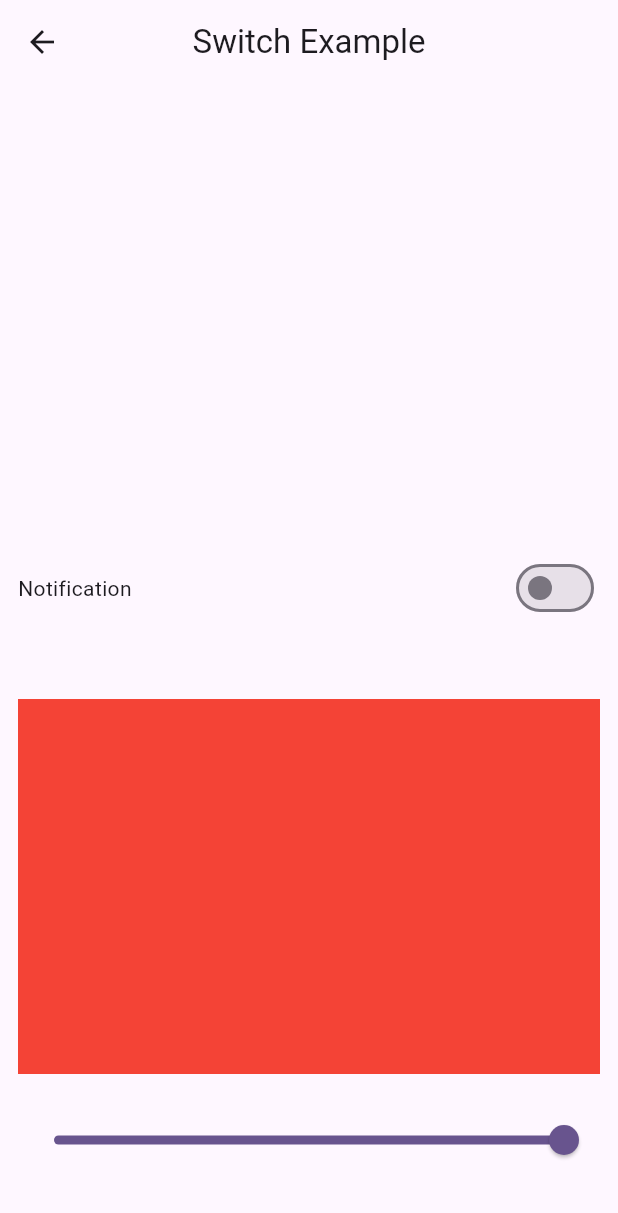
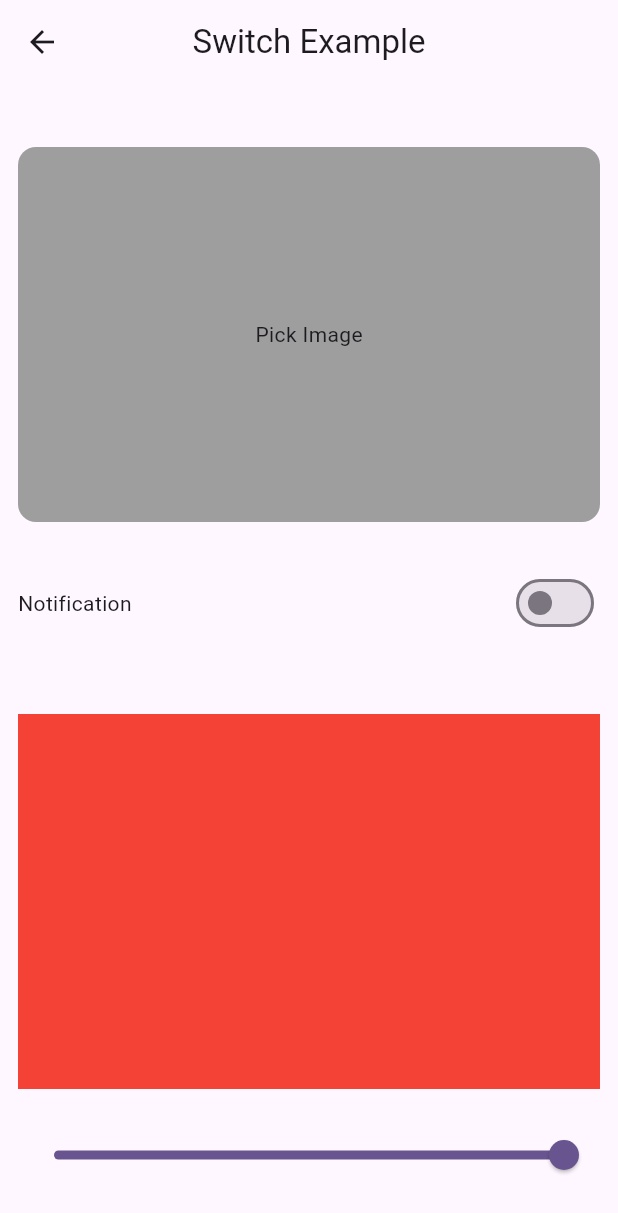
Before and after one commit to usamailyas007/bloc_practice, a Flutter app: the screen it shows after launch, after a tap on "Next", on a phone screen of 412 x 824 dp. Shown: the top 1213 px of the screen. Run offline on Flutter 3.47's test engine with Material 3 defaults, Android fonts, the phone set to English and light mode, and no system bars; our stand-ins replace bloc, equatable, flutter_bloc, image_picker.

Commit message:
add and remove list example

```diff
--- a/lib/Utils/image_picker_utils.dart
+++ b/lib/Utils/image_picker_utils.dart
@@ -0,0 +1,11 @@
+import 'package:image_picker/image_picker.dart';
+
+class ImagePickerUtils{
+  final ImagePicker _picker = ImagePicker();
+
+  Future<XFile?> pickCameraImage() async{
+    final XFile? file = await _picker.pickImage(source: ImageSource.gallery);
+    return file;
+  }
+
+}
--- /dev/null
+++ b/lib/bloc/AddListBloc/list_bloc.dart
@@ -0,0 +1,24 @@
+import 'package:bloc/bloc.dart';
+import 'package:bloc_practice/bloc/AddListBloc/list_event.dart';
+import 'package:bloc_practice/bloc/AddListBloc/list_state.dart';
+import 'package:bloc_practice/bloc/CounterBloc/counter_event.dart';
+import 'package:bloc_practice/bloc/CounterBloc/counter_state.dart';
+
+class ListBloc extends Bloc<ListEvent,ListState> {
+  final List<String> addList = [];
+  ListBloc() : super( ListState()){
+    on<AddListEvent>(addListBloc);
+    on<RemoveListEvent>(removeListBloc);
+  }
+
+  void addListBloc (AddListEvent event, Emitter<ListState> emit){
+    addList.add(event.task);
+    emit(state.copyWith(favouriteList: List.from(addList)));
+  }
+
+  void removeListBloc (RemoveListEvent event, Emitter<ListState> emit){
+    addList.remove(event.task);
+    emit(state.copyWith(favouriteList: List.from(addList)));
+  }
+
+}
--- /dev/null
+++ b/lib/bloc/AddListBloc/list_event.dart
@@ -0,0 +1,24 @@
+import 'package:equatable/equatable.dart';
+
+abstract class ListEvent extends Equatable{
+  const ListEvent();
+
+}
+
+class AddListEvent extends ListEvent {
+  final String task;
+
+  const AddListEvent({required this.task});
+
+  @override
+  List<Object> get props => [task];
+}
+
+class RemoveListEvent extends ListEvent {
+  final Object task;
+
+  const RemoveListEvent({required this.task});
+  @override
+  List<Object> get props => [task];
+
+}
--- /dev/null
+++ b/lib/bloc/AddListBloc/list_state.dart
@@ -0,0 +1,15 @@
+import 'package:equatable/equatable.dart';
+import 'package:image_picker/image_picker.dart';
+
+class ListState extends Equatable {
+  List<String> favouriteList;
+  ListState({this.favouriteList = const []});
+
+  ListState copyWith({List<String>? favouriteList}) {
+    return ListState(favouriteList: favouriteList ?? this.favouriteList);
+  }
+
+  @override
+  // TODO: implement props
+  List<Object?> get props => [favouriteList];
+}
--- a/lib/bloc/ImagePickerBloc/image_bloc.dart
+++ b/lib/bloc/ImagePickerBloc/image_bloc.dart
@@ -0,0 +1,20 @@
+import 'package:bloc/bloc.dart';
+import 'package:bloc_practice/bloc/ImagePickerBloc/image_event.dart';
+import 'package:bloc_practice/bloc/ImagePickerBloc/image_state.dart';
+import 'package:image_picker/image_picker.dart';
+import '../../Utils/image_picker_utils.dart';
+
+class ImagePickerBloc extends Bloc<ImageEvent,ImagePickerState> {
+
+  final ImagePickerUtils imagePickerUtils;
+
+  ImagePickerBloc(this.imagePickerUtils) : super( ImagePickerState()){
+    on<PickCameraImage>(cameraCapture);
+  }
+
+  void cameraCapture (PickCameraImage event, Emitter<ImagePickerState> emit) async{
+    XFile? file = await imagePickerUtils.pickCameraImage();
+    emit(state.copyWith(file: file));
+  }
+
+}
--- a/lib/bloc/ImagePickerBloc/image_event.dart
+++ b/lib/bloc/ImagePickerBloc/image_event.dart
@@ -0,0 +1,14 @@
+import 'package:equatable/equatable.dart';
+import 'package:image_picker/image_picker.dart';
+
+abstract class ImageEvent extends Equatable{
+  const ImageEvent();
+  @override
+  List<Object> get props => [];
+}
+
+class PickCameraImage extends ImageEvent {}
+
+class PickGalleryImage extends ImageEvent {
+
+}
--- a/lib/bloc/ImagePickerBloc/image_state.dart
+++ b/lib/bloc/ImagePickerBloc/image_state.dart
@@ -0,0 +1,15 @@
+import 'package:equatable/equatable.dart';
+import 'package:image_picker/image_picker.dart';
+
+class ImagePickerState extends Equatable {
+  XFile? file;
+  ImagePickerState({this.file});
+
+  ImagePickerState copyWith({XFile? file}) {
+    return ImagePickerState(file: file ?? this.file);
+  }
+
+  @override
+  // TODO: implement props
+  List<Object?> get props => [file];
+}
--- a/lib/main.dart
+++ b/lib/main.dart
@@ -1,4 +1,7 @@
+import 'package:bloc_practice/Utils/image_picker_utils.dart';
+import 'package:bloc_practice/bloc/AddListBloc/list_bloc.dart';
 import 'package:bloc_practice/bloc/CounterBloc/counter_bloc.dart';
+import 'package:bloc_practice/bloc/ImagePickerBloc/image_bloc.dart';
 import 'package:bloc_practice/switch_example.dart';
 import 'package:flutter/material.dart';
 import 'package:flutter_bloc/flutter_bloc.dart';
@@ -19,6 +22,8 @@ class MyApp extends StatelessWidget {
       providers: [
         BlocProvider(create: (context) => CounterBloc()),
         BlocProvider(create: (context) => SwitchBloc()),
+        BlocProvider(create: (context) => ImagePickerBloc(ImagePickerUtils())),
+        BlocProvider(create: (context) => ListBloc()),
       ],
       child: MaterialApp(
         debugShowCheckedModeBanner: false,
--- a/lib/switch_example.dart
+++ b/lib/switch_example.dart
@@ -1,8 +1,14 @@
+import 'dart:io';
+
+import 'package:bloc_practice/bloc/ImagePickerBloc/image_bloc.dart';
+import 'package:bloc_practice/bloc/ImagePickerBloc/image_state.dart';
 import 'package:bloc_practice/bloc/SwitchBloc/switch_bloc.dart';
 import 'package:bloc_practice/bloc/SwitchBloc/switch_state.dart';
+import 'package:bloc_practice/list_example.dart';
 import 'package:flutter/material.dart';
 import 'package:flutter_bloc/flutter_bloc.dart';
 
+import 'bloc/ImagePickerBloc/image_event.dart';
 import 'bloc/SwitchBloc/switch_event.dart';
 
 class SwitchExample extends StatefulWidget {
@@ -17,11 +23,29 @@ class _SwitchExampleState extends State<SwitchExample> {
   Widget build(BuildContext context) {
     return Scaffold(
       appBar: AppBar(title: const Text('Switch Example'),centerTitle: true,),
-      body: Padding(
+      body: SingleChildScrollView(
+        child: Padding(
           padding: const EdgeInsets.all(12),
           child: Column(
             children: [
-            SizedBox(height: 300,),
+              SizedBox(height: 30,),
+              BlocBuilder<ImagePickerBloc,ImagePickerState>(builder: (context, state) {
+                  return InkWell(
+                    onTap: () {
+                      context.read<ImagePickerBloc>().add(PickCameraImage());
+                    },
+                    child: Container(
+                      height: 250,
+                      width: double.infinity,
+                      decoration: BoxDecoration(borderRadius: BorderRadius.circular(12),color: Colors.grey),
+                      child: state.file == null ? const Center(child: Text("Pick Image")) :
+                      ClipRRect(
+                        borderRadius: BorderRadius.circular(12),
+                          child: Image.file(File(state.file!.path.toString()),fit: BoxFit.cover,)),
+                    ),
+                  );
+              },),
+              SizedBox(height: 30,),
               Row(
                 mainAxisAlignment: MainAxisAlignment.spaceBetween,
                 children: [
@@ -59,7 +83,17 @@ class _SwitchExampleState extends State<SwitchExample> {
                     context.read<SwitchBloc>().add(SliderEvent(sliderValue: slider));
                   });
                 },),
+              SizedBox(
+                height: 40,
+              ),
+              ElevatedButton(onPressed: (){
+                Navigator.push(context, MaterialPageRoute(builder: (context) => const ListExample(),));
+              },
+                  child: const Text(
+                      'Next'
+                  ))
             ],
+          ),
         ),
       ),
     );
--- a/pubspec.yaml
+++ b/pubspec.yaml
@@ -38,6 +38,7 @@ dependencies:
   equatable: ^2.0.5
   flutter_bloc: ^8.1.6
   bloc: ^8.1.4
+  image_picker: ^1.1.2
 
 
 dev_dependencies:
```
Also changed, not shown: lib/list_example.dart (added, +52 -0 lines), pubspec.lock, 6 other files. Lines whose indentation alone changed are shown as unchanged.
